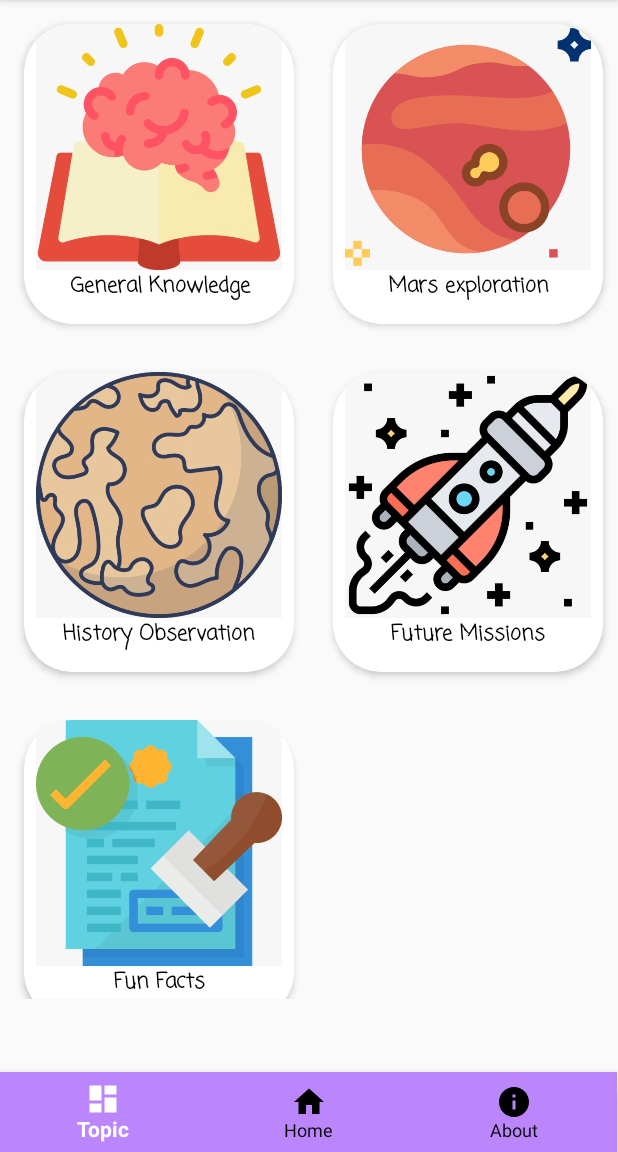
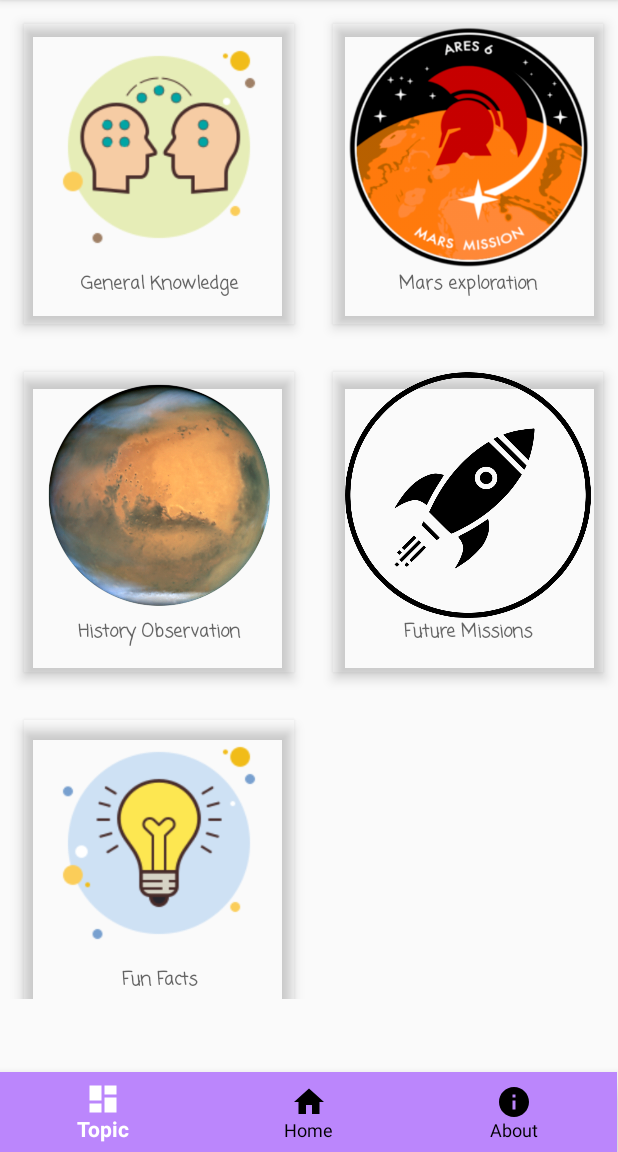
Before and after one commit to IrisLi0912/GamifiedLearning, an Android app: the MainTopicMain screen opened directly, with no data from a screen before it, on a phone screen of 412 x 824 dp, the part 84-1236 px from its top. Run offline under Robolectric (Android 15) with nearby library versions, the phone set to English and light mode, and no system bars.

Commit message:
Revert "Merge remote-tracking branch 'origin/master' into master"
This reverts commit bf40d8a66ec08cbbda1365e3acadd9ee66860c67, reversing
changes made to 5cb6e3fc4238fd8df99ddf456ef5d74eb1ae4c85.

```diff
--- a/app/build.gradle
+++ b/app/build.gradle
@@ -2,10 +2,6 @@ apply plugin: 'com.android.application'
 apply plugin: 'com.google.gms.google-services'
 
 android {
-    compileOptions {
-        sourceCompatibility JavaVersion.VERSION_1_8
-        targetCompatibility JavaVersion.VERSION_1_8
-    }
     compileSdkVersion 29
     buildToolsVersion "29.0.3"
 
--- a/app/src/main/java/au/edu/unsw/infs3634/gamifiedlearning/MainTopicMain.java
+++ b/app/src/main/java/au/edu/unsw/infs3634/gamifiedlearning/MainTopicMain.java
@@ -26,7 +26,7 @@ public class MainTopicMain extends AppCompatActivity {
     @Override
     protected void onCreate(Bundle savedInstanceState) {
         super.onCreate(savedInstanceState);
-        setContentView(R.layout.activity_topic_recyclerview);
+        setContentView(R.layout.activity_topic_main);
 
 
         recyclerView = findViewById(R.id.tv_topliclist);
--- a/app/src/main/java/au/edu/unsw/infs3634/gamifiedlearning/MainTopicsCategory.java
+++ b/app/src/main/java/au/edu/unsw/infs3634/gamifiedlearning/MainTopicsCategory.java
@@ -25,7 +25,7 @@ public class MainTopicsCategory {
 
         maintopics.add(new MainTopicsCategory("Future Missions", R.drawable.mission));
 
-        maintopics.add(new MainTopicsCategory("Fun Facts", R.drawable.funfacts));
+        maintopics.add(new MainTopicsCategory("Fun Facts", R.drawable.fun_facts));
 
         return maintopics;
 
--- a/app/src/main/res/layout/activity_topic_category_list.xml
+++ b/app/src/main/res/layout/activity_topic_category_list.xml
@@ -6,10 +6,10 @@
     android:layout_width="180dp"
     android:layout_height="200dp"
     android:layout_margin="16dp"
-    app:cardBackgroundColor="@color/white"
-    app:cardCornerRadius="32dp"
-    app:cardElevation="3dp"
-    app:cardMaxElevation="3dp">
+    app:cardBackgroundColor="#00FFFFFF"
+    app:cardElevation="5dp"
+    app:cardMaxElevation="5dp"
+    cardview:outlineAmbientShadowColor="@color/colorAccent">
 
     <LinearLayout
         android:layout_width="match_parent"
@@ -19,10 +19,7 @@
         <ImageView
             android:id="@+id/iv_topicCategory"
             android:layout_width="match_parent"
-            android:layout_height="164dp"
-            android:adjustViewBounds="true"
-            android:cropToPadding="true"
-            android:scaleType="centerInside" />
+            android:layout_height="164dp" />
 
         <TextView
             android:id="@+id/tv_mtopicTittle"
@@ -33,8 +30,7 @@
             android:text="Topic tittle"
             android:textAlignment="center"
             android:textAppearance="@style/TextAppearance.AppCompat.Medium"
-            android:textColor="#000000"
-            android:textSize="14sp"
+            android:textSize="12sp"
             android:textStyle="bold" />
 
     </LinearLayout>
--- a/app/src/main/res/layout/activity_topic_detail.xml
+++ b/app/src/main/res/layout/activity_topic_detail.xml
@@ -101,7 +101,7 @@
         android:orientation="vertical">
 
         <com.youth.banner.Banner
-            android:id="@+id/banner"
+            android:id="@+id/iv_topicImage"
             android:layout_width="match_parent"
             android:layout_height="match_parent" />
     </LinearLayout>
```
Also changed, not shown: app/src/main/java/au/edu/unsw/infs3634/gamifiedlearning/SubTopicDetail.java (+66 -60 lines), app/src/main/java/au/edu/unsw/infs3634/gamifiedlearning/SubTopicMain.java (deleted, +0 -55 lines), app/src/main/res/layout/activity_subtopic_recyclerview.xml (deleted, +0 -21 lines), app/src/main/res/drawable/fun_facts.png (added), app/src/main/res/drawable/funfacts.jpg (deleted), app/src/main/res/drawable/gk.jpg (deleted), app/src/main/res/drawable/gk.png (added), app/src/main/res/drawable/marsexploration.jpg (deleted), app/src/main/res/drawable/marsexploration.png (added), app/src/main/res/drawable/marshistory.jpg (deleted), app/src/main/res/drawable/marshistory.png (added), app/src/main/res/drawable/mission.jpg (deleted), app/src/main/res/drawable/mission.png (added), app/src/main/res/layout/activity_topic_main.xml (renamed from app/src/main/res/layout/activity_topic_recyclerview.xml).
